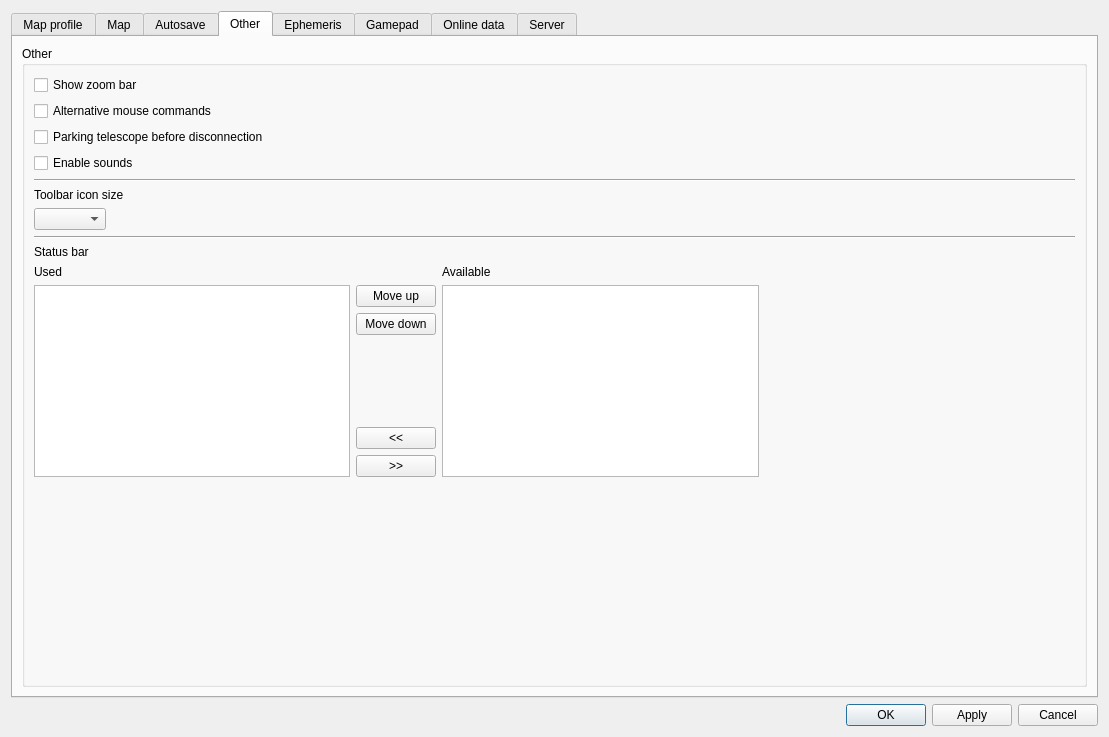
The window that csetting.ui (PavelMr/skytechx) describes before a commit, drawn with Qt 5.
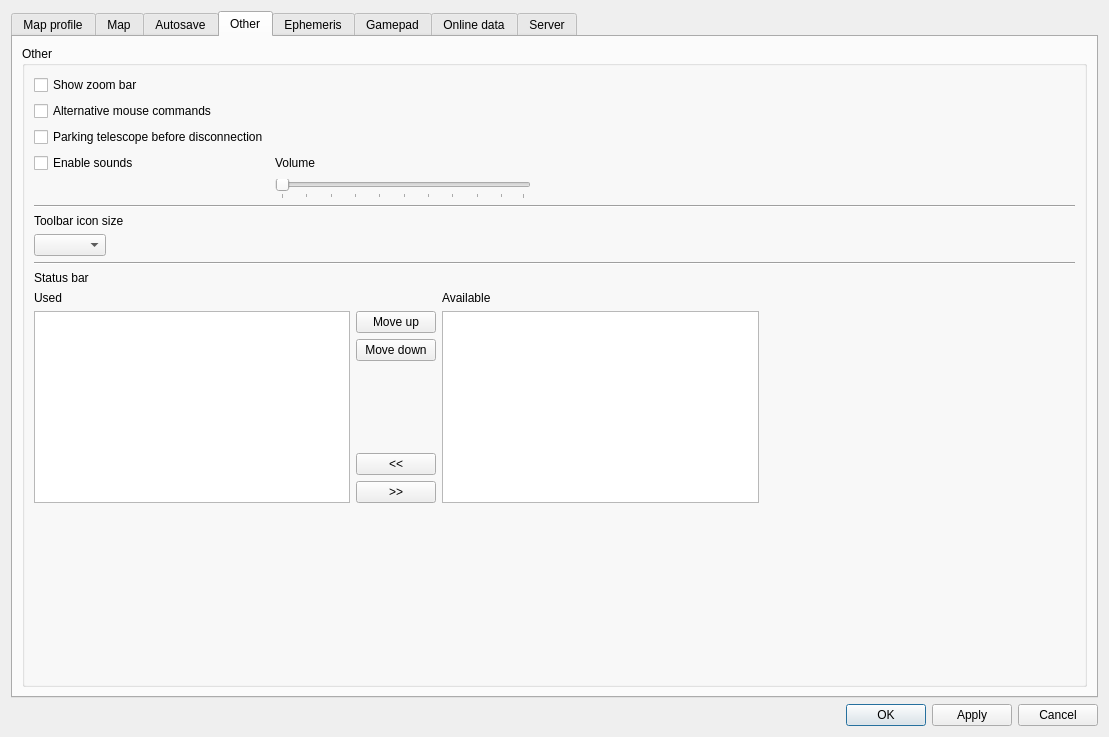
The same window after the commit. The open tabs and pages were chosen to show the change. Custom widgets are drawn as their Qt base class.

Commit message: Sound volume setting

```diff
--- a/csetting.ui
+++ b/csetting.ui
@@ -4345,6 +4345,55 @@
                 </property>
                </widget>
               </item>
+              <item row="5" column="1">
+               <widget class="QLabel" name="label_122">
+                <property name="text">
+                 <string>Volume</string>
+                </property>
+               </widget>
+              </item>
+              <item row="6" column="1">
+               <layout class="QHBoxLayout" name="horizontalLayout_34">
+                <item>
+                 <widget class="QSlider" name="horizontalSlider_17">
+                  <property name="minimumSize">
+                   <size>
+                    <width>128</width>
+                    <height>0</height>
+                   </size>
+                  </property>
+                  <property name="maximumSize">
+                   <size>
+                    <width>256</width>
+                    <height>16777215</height>
+                   </size>
+                  </property>
+                  <property name="pageStep">
+                   <number>10</number>
+                  </property>
+                  <property name="orientation">
+                   <enum>Qt::Horizontal</enum>
+                  </property>
+                  <property name="tickPosition">
+                   <enum>QSlider::TicksBelow</enum>
+                  </property>
+                 </widget>
+                </item>
+                <item>
+                 <spacer name="horizontalSpacer_24">
+                  <property name="orientation">
+                   <enum>Qt::Horizontal</enum>
+                  </property>
+                  <property name="sizeHint" stdset="0">
+                   <size>
+                    <width>40</width>
+                    <height>20</height>
+                   </size>
+                  </property>
+                 </spacer>
+                </item>
+               </layout>
+              </item>
              </layout>
             </item>
             <item>
```
Left out of the diff: 40 changed lines with no effect on the pictures. The commit also changes 6 other files.
